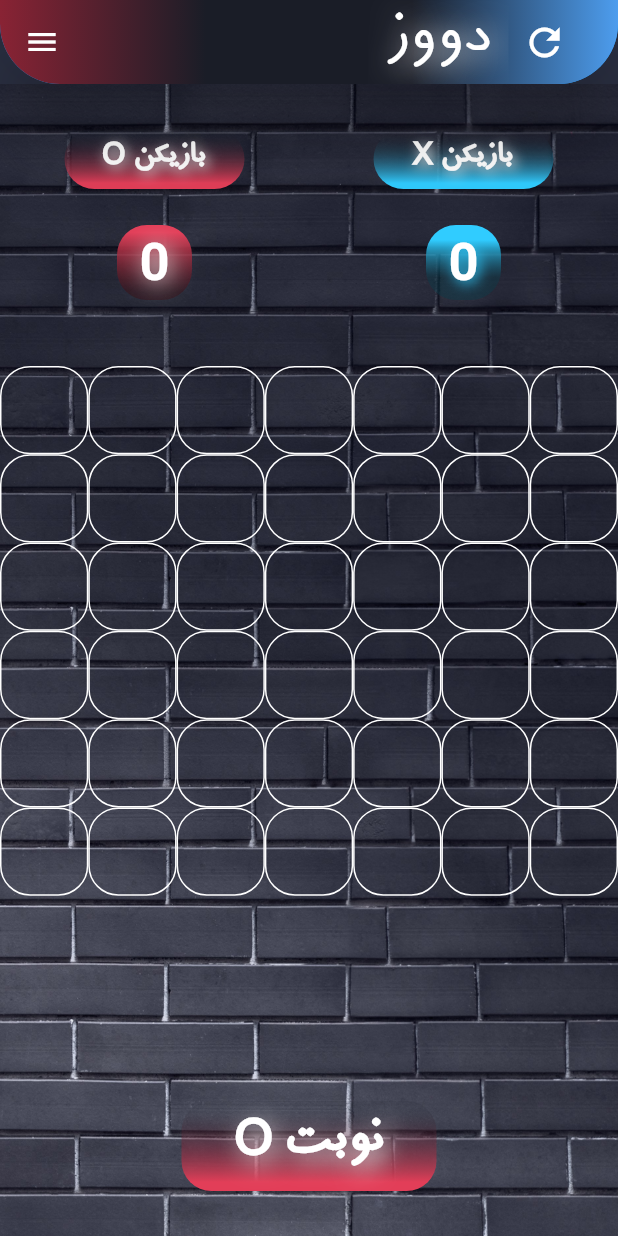
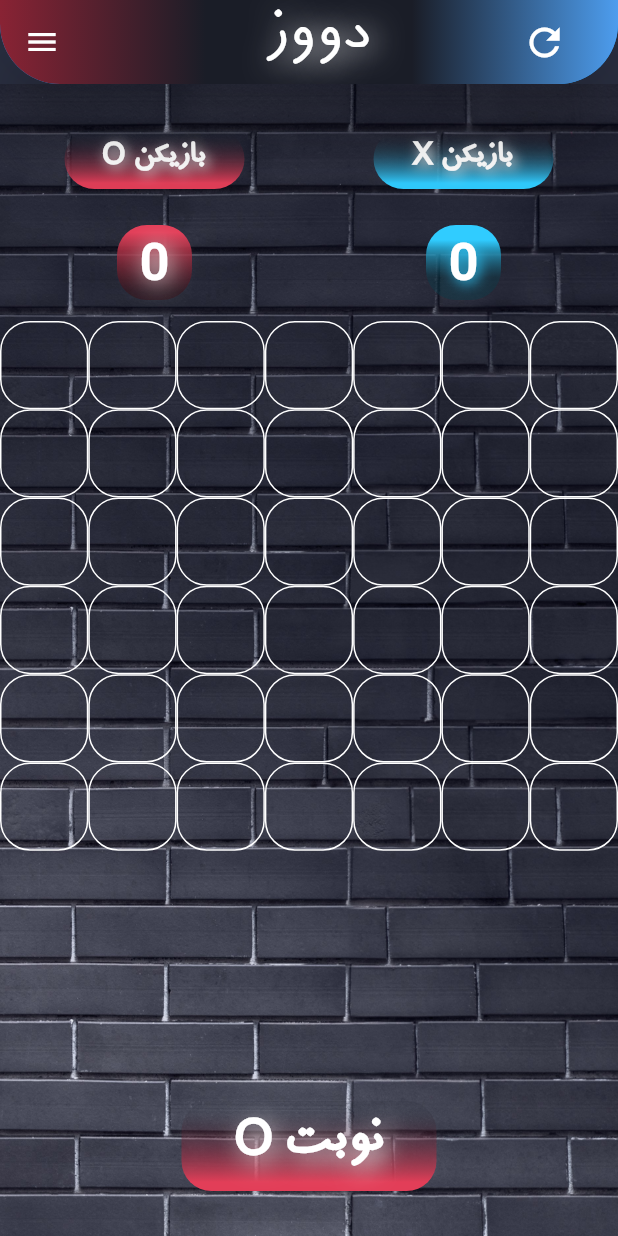
Before and after one commit to amirkhosrwiy/Dooz, a Flutter app: the Home2 screen opened directly, on a phone screen of 412 x 824 dp. Run offline on Flutter 3.47's test engine with Material 2 defaults, Android fonts, the light colour scheme and no system bars; our stand-ins replace confetti, flutter_svg, gradient_borders, lottie.

Commit message:
Edited Home2 in 11:30  1402/3/30

```diff
--- a/lib/screens/home2_screen.dart
+++ b/lib/screens/home2_screen.dart
@@ -96,24 +96,15 @@ class _HomeState2 extends State<Home2> {
         Scaffold(
           drawer: NavigationDrawerWidget(),
           appBar: AppBar(
-            shape: RoundedRectangleBorder(
-              borderRadius: BorderRadius.only(
-                bottomLeft: Radius.circular(40),
-                bottomRight: Radius.circular(40),
-              ),
-            ),
             centerTitle: true,
-            actions: [
-              Center(
-                child: Text(
+            title: Text(
               ' دووز ',
               style: TextStyle(
                 shadows: [
                   Shadow(
                     blurRadius: 25, // shadow blur
                     color: Colors.white, // shadow color
-                        offset:
-                            Offset(3.0, 2.0), // how much shadow will be shown
+                    offset: Offset(3.0, 2.0), // how much shadow will be shown
                   ),
                 ],
                 color: Colors.white,
@@ -122,16 +113,21 @@ class _HomeState2 extends State<Home2> {
                 // fontWeight: FontWeight.bold,
                 fontFamily: 'IRAN',
               ),
+              textAlign: TextAlign.center,
+            ),
+            shape: RoundedRectangleBorder(
+              borderRadius: BorderRadius.only(
+                bottomLeft: Radius.circular(40),
+                bottomRight: Radius.circular(40),
               ),
             ),
-              //
-              //
-              //
+            actions: [
               Padding(
                 padding: const EdgeInsets.only(right: 25),
                 child: IconButton(
                   onPressed: () {
                     clearGame();
+
                     ScaffoldMessenger.of(context).showSnackBar(
                       SnackBar(
                         content: Text(
@@ -196,13 +192,16 @@ class _HomeState2 extends State<Home2> {
             child: SafeArea(
               child: Column(
                 children: [
+                  SizedBox(
+                    height: 10,
+                  ),
+                  getScoreBoard(),
                   SizedBox(height: 10),
-                  getScoreBoard(),
-                  SizedBox(height: 40),
                   getGridView(),
 
                   // SizedBox(height: 10),
                   getResultButton(),
+
                   getTurn(),
                 ],
               ),
```
Lines whose indentation alone changed are shown as unchanged.
